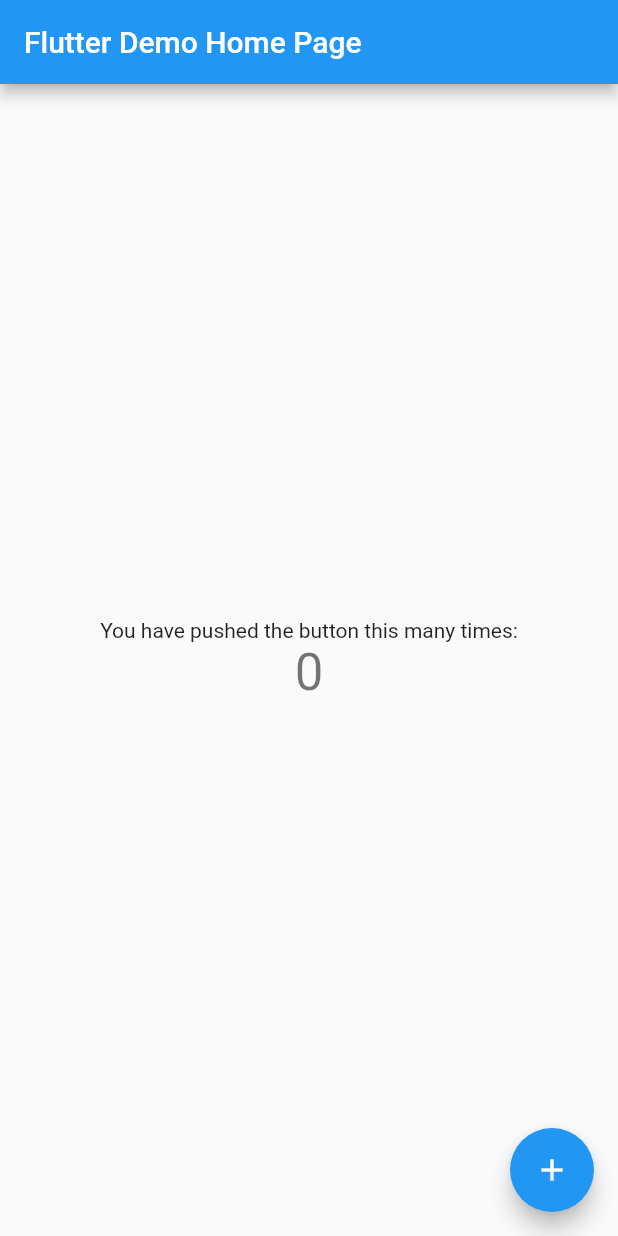
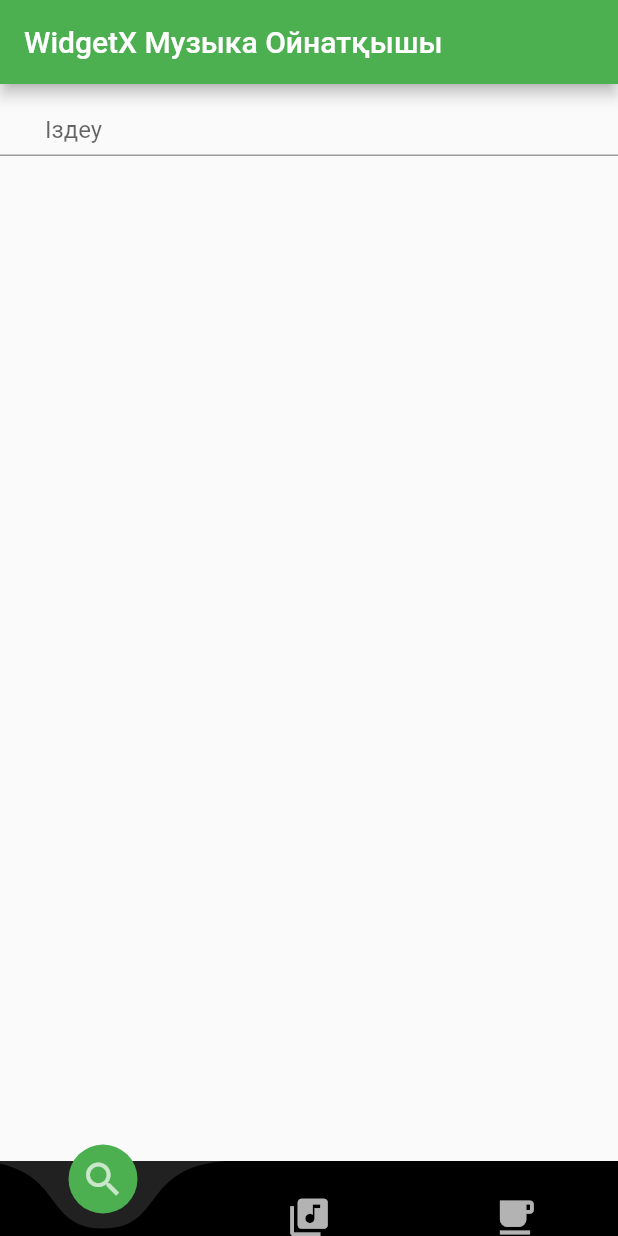
Before and after one commit to salemalem/widgetx_music_player_flutter, a Flutter app: the screen it shows after launch, on a phone screen of 412 x 824 dp. Run offline on Flutter 3.47's test engine with Material 2 defaults, Android fonts, the phone set to English and light mode, and no system bars; drawn by our look-alikes of curved_navigation_bar.

Commit message:
Search Music added.

```diff
--- a/lib/main.dart
+++ b/lib/main.dart
@@ -3,112 +3,72 @@ import 'package:flutter/material.dart';
 // for curved navigation bar
 import 'package:curved_navigation_bar/curved_navigation_bar.dart';
 
-void main() => runApp(MyApp());
+// search_music
+import 'search_music/main.dart';
 
-class MyApp extends StatelessWidget {
-  // This widget is the root of your application.
+void main() {
+  runApp(
+    MaterialApp(
+      home: CurvedBottomNavigationBar(),
+    )
+  );
+}
+
+class CurvedBottomNavigationBar extends StatefulWidget {
+  @override
+  _CurvedBottomNavigationBarState createState() => _CurvedBottomNavigationBarState();
+}
+
+class _CurvedBottomNavigationBarState extends State<CurvedBottomNavigationBar> {
+  int _page = 0;
+  GlobalKey _bottomNavigationKey = GlobalKey();
+
   @override
   Widget build(BuildContext context) {
-    return MaterialApp(
-      title: 'Flutter Demo',
-      theme: ThemeData(
-        // This is the theme of your application.
-        //
-        // Try running your application with "flutter run". You'll see the
-        // application has a blue toolbar. Then, without quitting the app, try
-        // changing the primarySwatch below to Colors.green and then invoke
-        // "hot reload" (press "r" in the console where you ran "flutter run",
-        // or simply save your changes to "hot reload" in a Flutter IDE).
-        // Notice that the counter didn't reset back to zero; the application
-        // is not restarted.
-        primarySwatch: Colors.blue,
+    return Scaffold(
+      bottomNavigationBar: CurvedNavigationBar(
+        key: _bottomNavigationKey,
+        index: 0,
+        height: 50.0,
+        items: <Widget>[
+          Icon(
+            Icons.search,
+            size: 30,
+            color: Colors.white70,
+          ),
+          Icon(
+            Icons.library_music,
+            size: 30,
+            color: Colors.white70,
+          ),
+          Icon(
+            Icons.free_breakfast,
+            size: 30,
+            color: Colors.white70,
+          )
+        ],
+        color: Colors.black,
+        buttonBackgroundColor: Colors.green[500],
+        backgroundColor: Colors.grey[900],
+        animationCurve: Curves.easeOut,
+        animationDuration: Duration(milliseconds: 300),
+        onTap: (index) {
+          setState(() {
+            _page = index;
+          });
+        },
       ),
-      home: MyHomePage(title: 'Flutter Demo Home Page'),
+      body: swapBodyWidget(_page),
     );
   }
 }
 
-class MyHomePage extends StatefulWidget {
-  MyHomePage({Key key, this.title}) : super(key: key);
-
-  // This widget is the home page of your application. It is stateful, meaning
-  // that it has a State object (defined below) that contains fields that affect
-  // how it looks.
-
-  // This class is the configuration for the state. It holds the values (in this
-  // case the title) provided by the parent (in this case the App widget) and
-  // used by the build method of the State. Fields in a Widget subclass are
-  // always marked "final".
-
-  final String title;
-
-  @override
-  _MyHomePageState createState() => _MyHomePageState();
+swapBodyWidget(page) {
+  var widget;
+  if (page == 0) {
+    widget = SearchMusic();
+  } else {
+//    return Page2();
+  }
+  return widget;
 }
-
-class _MyHomePageState extends State<MyHomePage> {
-  int _counter = 0;
-
-  void _incrementCounter() {
-    setState(() {
-      // This call to setState tells the Flutter framework that something has
-      // changed in this State, which causes it to rerun the build method below
-      // so that the display can reflect the updated values. If we changed
-      // _counter without calling setState(), then the build method would not be
-      // called again, and so nothing would appear to happen.
-      _counter++;
-    });
-  }
-
-  @override
-  Widget build(BuildContext context) {
-    // This method is rerun every time setState is called, for instance as done
-    // by the _incrementCounter method above.
-    //
-    // The Flutter framework has been optimized to make rerunning build methods
-    // fast, so that you can just rebuild anything that needs updating rather
-    // than having to individually change instances of widgets.
-    return Scaffold(
-      appBar: AppBar(
-        // Here we take the value from the MyHomePage object that was created by
-        // the App.build method, and use it to set our appbar title.
-        title: Text(widget.title),
-      ),
-      body: Center(
-        // Center is a layout widget. It takes a single child and positions it
-        // in the middle of the parent.
-        child: Column(
-          // Column is also a layout widget. It takes a list of children and
-          // arranges them vertically. By default, it sizes itself to fit its
-          // children horizontally, and tries to be as tall as its parent.
-          //
-          // Invoke "debug painting" (press "p" in the console, choose the
-          // "Toggle Debug Paint" action from the Flutter Inspector in Android
-          // Studio, or the "Toggle Debug Paint" command in Visual Studio Code)
-          // to see the wireframe for each widget.
-          //
-          // Column has various properties to control how it sizes itself and
-          // how it positions its children. Here we use mainAxisAlignment to
-          // center the children vertically; the main axis here is the vertical
-          // axis because Columns are vertical (the cross axis would be
-          // horizontal).
-          mainAxisAlignment: MainAxisAlignment.center,
-          children: <Widget>[
-            Text(
-              'You have pushed the button this many times:',
-            ),
-            Text(
-              '$_counter',
-              style: Theme.of(context).textTheme.display1,
-            ),
-          ],
-        ),
-      ),
-      floatingActionButton: FloatingActionButton(
-        onPressed: _incrementCounter,
-        tooltip: 'Increment',
-        child: Icon(Icons.add),
-      ), // This trailing comma makes auto-formatting nicer for build methods.
-    );
-  }
-}
--- /dev/null
+++ b/lib/search_music/main.dart
@@ -0,0 +1,141 @@
+import 'dart:io';
+
+import 'package:flutter/material.dart';
+
+import 'package:path_provider/path_provider.dart';
+
+import 'utils/returnBuiltUrl.dart';
+import 'utils/fetchSongs.dart';
+import 'package:http/http.dart' as http;
+
+
+var songsNamesList = [];
+var songsArtistsList = [];
+var songsLinksList = [];
+var songImagesList = [];
+var songDurationsList = [];
+
+class SearchMusic extends StatefulWidget {
+  @override
+  _SearchMusicState createState() => _SearchMusicState();
+
+  onTextChanged(String text) {}
+}
+class _SearchMusicState extends State<SearchMusic> {
+  TextEditingController _searchMusicController = TextEditingController();
+  final downloadSuccessfulSnackBar = SnackBar(
+    content: Text('Сәтті! Жүктелді!'),
+  );
+  final downloadingSnackBar = SnackBar(
+    content: Text('Жүктелуде...'),
+  );
+
+  // @source: https://stackoverflow.com/questions/53004218/flutter-save-a-network-mp3-file-to-local-directory
+  Future<dynamic> downloadFile(String url, filename) async {
+    File file = new File(filename);
+    var request = await http.get(url,);
+    var bytes = request.bodyBytes;//close();
+    await file.writeAsBytes(bytes);
+  }
+
+  @override
+  void initState() {
+    // TODO: implement initState
+    super.initState();
+
+    _searchMusicController.addListener(() => widget.onTextChanged != null ? widget.onTextChanged(_searchMusicController.text) : null);
+  }
+
+
+  @override
+  Widget build(BuildContext context) {
+    return Scaffold(
+      appBar: AppBar(
+        title: Text(
+          'WidgetX Музыка Ойнатқышы',
+        ),
+        backgroundColor: Colors.green,
+      ),
+      body: Column(
+        children: <Widget>[
+          TextField(
+            controller: _searchMusicController,
+            decoration: InputDecoration(
+              hintText: 'Іздеу',
+              suffix: IconButton(
+                  icon: Icon(Icons.close),
+                  onPressed: () {
+                    // clear query text
+                    WidgetsBinding.instance.addPostFrameCallback((_) => _searchMusicController.clear());
+                  }
+              ),
+              contentPadding: EdgeInsets.only(left: 30.0, right: 10.0),
+            ),
+            cursorColor: Colors.greenAccent,
+            onSubmitted: (query) {
+              String builtUrl = returnBuildUrl(query).toString();
+              fetchSongs(builtUrl).then((val) => setState(() {
+                if (val[1].length > 0) {
+                  songsNamesList = val[1];
+                  songsArtistsList = val[2];
+                  songsLinksList = val[4];
+                  songImagesList = val[0];
+                  songDurationsList = val[3];
+                } else {
+                  songsNamesList = ['Іздегеніңіз Табылмады'];
+                  songsArtistsList = ['Басқаша іздеп көріңіз'];
+                  songsLinksList = [''];
+                  songDurationsList = [''];
+                  songImagesList = ['https://png.icons8.com/windows/1600/0063B1/nothing-found'];
+                }
+              }));
+            },
+          ),
+          Expanded(
+            child: ListView.builder(
+              itemBuilder: (context, index) {
+                return ListTile(
+                  leading: CircleAvatar(
+                    backgroundImage: NetworkImage(songImagesList[index]),
+                  ),
+                  title: Row(
+                    mainAxisAlignment: MainAxisAlignment.spaceBetween,
+                    children: <Widget>[
+                      Text(songsNamesList[index]),
+                      Text(songDurationsList[index]),
+                    ],
+                  ),
+                  subtitle: Text(songsArtistsList[index]),
+                  trailing:
+                  IconButton(
+                    icon: Icon(Icons.file_download),
+                    onPressed: () async {
+                      // download pressed
+                      Scaffold.of(context).showSnackBar(downloadingSnackBar);
+                      if (songsLinksList[index] != '') {
+                        String filename = songsNamesList[index] + " - " +
+                            songsArtistsList[index];
+//                      downloadMp3FromUrl(songsLinksList[index], filename);
+                        var dir = await getExternalStorageDirectory();
+                        filename = dir.path + "/" + filename + ".mp3";
+                        downloadFile(songsLinksList[index], filename)
+                            .whenComplete(() {
+                          Scaffold.of(context).showSnackBar(downloadSuccessfulSnackBar);
+                        });
+                      }
+                    },
+                  ),
+
+                  onTap: () {
+
+                  },
+                );
+              },
+              itemCount: songsNamesList.length,
+            ),
+          ),
+        ],
+      ),
+    );
+  }
+}
--- /dev/null
+++ b/lib/search_music/utils/returnBuiltUrl.dart
@@ -0,0 +1,3 @@
+returnBuildUrl(query) {
+  return Uri.http("hotmo.org", "/search", { "q" : query });
+}
```
Also changed, not shown: lib/search_music/utils/convertToHexColor.dart (added, +13 -0 lines), lib/search_music/utils/fetchSongs.dart (added, +44 -0 lines), pubspec.yaml (+11 -0 lines), pubspec.lock, 1 other file.
